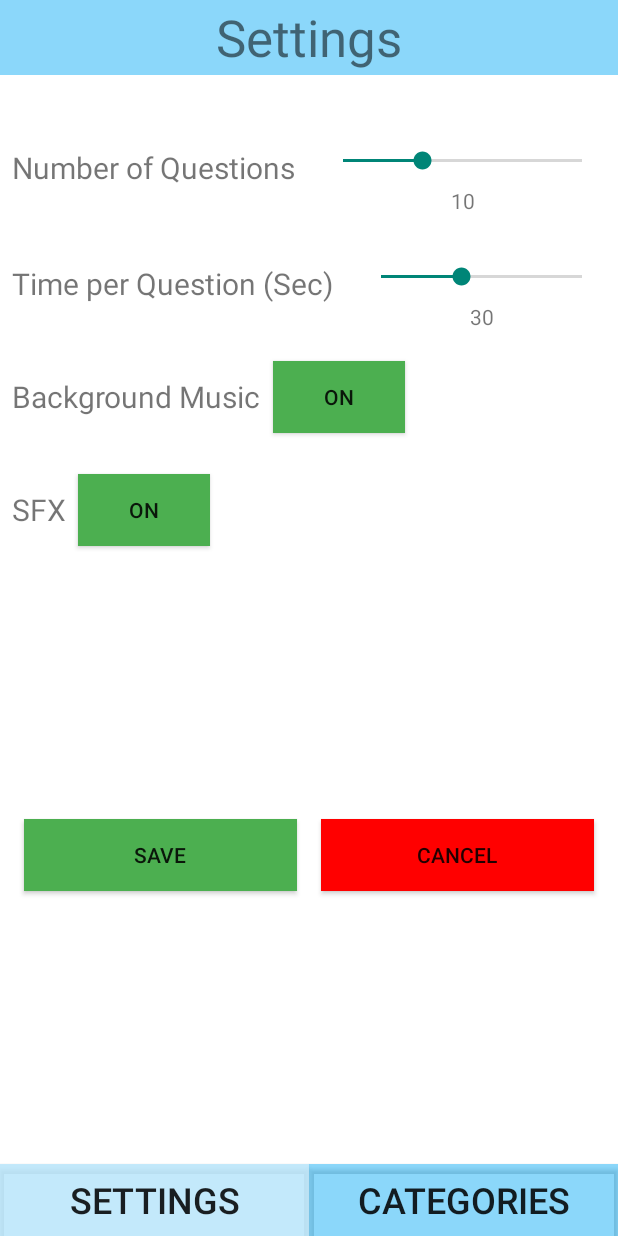
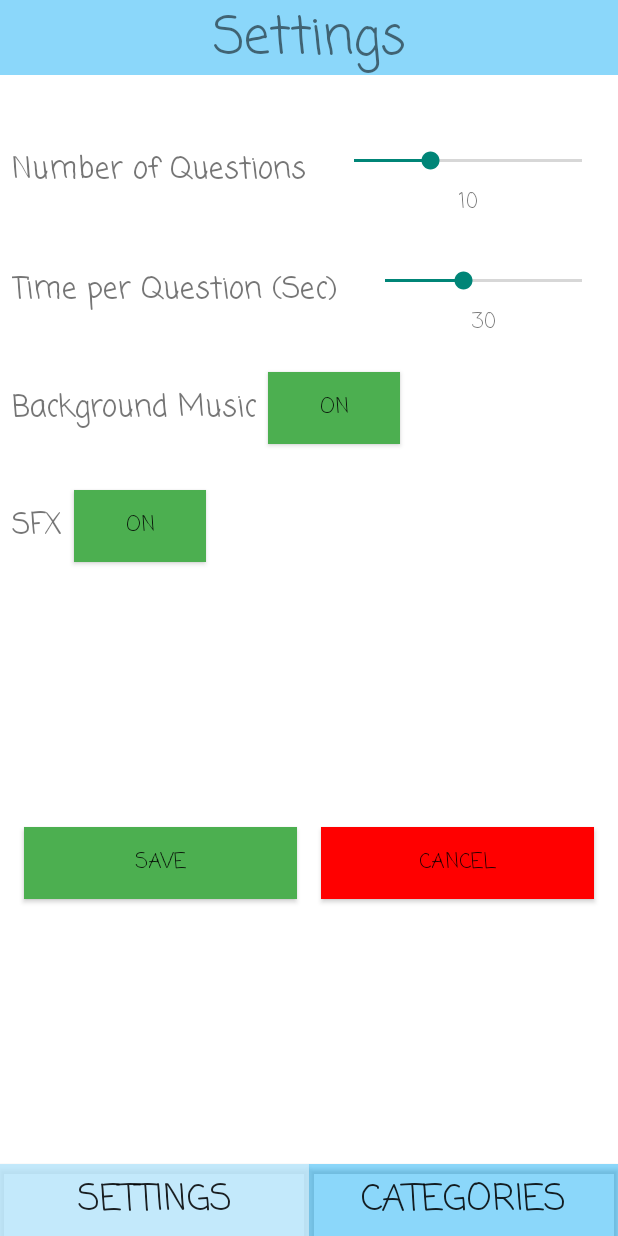
Before and after one commit to gmai2015gm/Quizzical-Pursuit, an Android app: the SettingsActivity screen opened directly, with no data from a screen before it, on a phone screen of 412 x 824 dp. Run offline under Robolectric (Android 15) with nearby library versions, the phone set to English and light mode, and no system bars; network calls fail.

Commit message:
Changed Font Family in Settings Activity
Changed font family to "casual"

```diff
--- a/Quizzical-Pursuit/app/src/main/java/com/example/quizzicalpursuit/SettingsActivity.java
+++ b/Quizzical-Pursuit/app/src/main/java/com/example/quizzicalpursuit/SettingsActivity.java
@@ -3,17 +3,13 @@ package com.example.quizzicalpursuit;
 import androidx.activity.result.ActivityResultLauncher;
 import androidx.activity.result.contract.ActivityResultContracts;
 import androidx.appcompat.app.AppCompatActivity;
-import androidx.core.content.ContextCompat;
 
 import android.content.Intent;
 import android.content.SharedPreferences;
 import android.graphics.Color;
-import android.graphics.ColorFilter;
 import android.os.Bundle;
 import android.util.Log;
-import android.view.View;
 import android.widget.Button;
-import android.widget.CheckBox;
 import android.widget.SeekBar;
 import android.widget.TextView;
 import android.widget.Toast;
--- a/Quizzical-Pursuit/app/src/main/res/layout/activity_settings.xml
+++ b/Quizzical-Pursuit/app/src/main/res/layout/activity_settings.xml
@@ -14,6 +14,7 @@
         android:layout_height="50dp"
         android:background="#7503A9F4"
         android:gravity="center"
+        android:fontFamily="casual"
         android:text="Settings"
         android:textSize="34sp"
         app:layout_constraintEnd_toEndOf="parent"
@@ -26,6 +27,7 @@
         android:layout_height="wrap_content"
         android:layout_marginStart="8dp"
         android:layout_marginTop="48dp"
+        android:fontFamily="casual"
         android:text="Number of Questions"
         android:textSize="20sp"
         app:layout_constraintEnd_toStartOf="@+id/sbNumQuest"
@@ -39,6 +41,7 @@
         android:layout_height="wrap_content"
         android:layout_marginStart="8dp"
         android:layout_marginTop="32dp"
+        android:fontFamily="casual"
         android:text="Time per Question (Sec)"
         android:textSize="20sp"
         app:layout_constraintEnd_toStartOf="@+id/sbTimePerQuest"
@@ -78,6 +81,7 @@
         android:layout_height="wrap_content"
         android:layout_marginStart="8dp"
         android:layout_marginTop="48dp"
+        android:fontFamily="casual"
         android:text="Background Music"
         android:textSize="20sp"
         app:layout_constraintStart_toStartOf="parent"
@@ -90,6 +94,7 @@
         android:layout_marginStart="8dp"
         android:layout_marginTop="48dp"
         android:text="SFX"
+        android:fontFamily="casual"
         android:textSize="20sp"
         app:layout_constraintStart_toStartOf="parent"
         app:layout_constraintTop_toBottomOf="@+id/textView10" />
@@ -99,6 +104,7 @@
         android:layout_width="wrap_content"
         android:layout_height="wrap_content"
         android:layout_marginStart="8dp"
+        android:fontFamily="casual"
         android:text="ON"
         app:layout_constraintBottom_toBottomOf="@+id/textView10"
         app:layout_constraintStart_toEndOf="@+id/textView10"
@@ -109,6 +115,7 @@
         android:layout_width="wrap_content"
         android:layout_height="wrap_content"
         android:layout_marginStart="8dp"
+        android:fontFamily="casual"
         android:text="ON"
         app:layout_constraintBottom_toBottomOf="@+id/textView11"
         app:layout_constraintStart_toEndOf="@+id/textView11"
@@ -120,6 +127,7 @@
         android:layout_height="wrap_content"
         android:background="#FFFFFF"
         android:backgroundTint="#CDB5E4FA"
+        android:fontFamily="casual"
         android:text="Settings"
         android:textSize="24sp"
         app:layout_constraintBottom_toBottomOf="parent"
@@ -133,6 +141,7 @@
         android:layout_height="wrap_content"
         android:background="#FEFFFF"
         android:backgroundTint="#7503A9F4"
+        android:fontFamily="casual"
         android:text="Categories"
         android:textSize="24sp"
         app:layout_constraintBottom_toBottomOf="@+id/btnSettingsSP"
@@ -144,6 +153,7 @@
         android:id="@+id/txtNumQuest"
         android:layout_width="wrap_content"
         android:layout_height="wrap_content"
+        android:fontFamily="casual"
         android:layout_marginTop="8dp"
         android:text="TextView"
         app:layout_constraintEnd_toEndOf="@+id/sbNumQuest"
@@ -154,6 +164,7 @@
         android:id="@+id/txtTimePerQuest"
         android:layout_width="wrap_content"
         android:layout_height="wrap_content"
+        android:fontFamily="casual"
         android:layout_marginTop="8dp"
         android:text="TextView"
         app:layout_constraintEnd_toEndOf="@+id/sbTimePerQuest"
@@ -165,6 +176,7 @@
         android:layout_width="0dp"
         android:layout_height="wrap_content"
         android:layout_marginStart="16dp"
+        android:fontFamily="casual"
         android:layout_marginEnd="8dp"
         android:text="SAVE"
         app:layout_constraintBottom_toTopOf="@+id/btnSettingsSP"
@@ -177,6 +189,7 @@
         android:id="@+id/btnCancel"
         android:layout_width="0dp"
         android:layout_height="wrap_content"
+        android:fontFamily="casual"
         android:layout_marginStart="8dp"
         android:layout_marginEnd="16dp"
         android:text="CANCEL"
```
